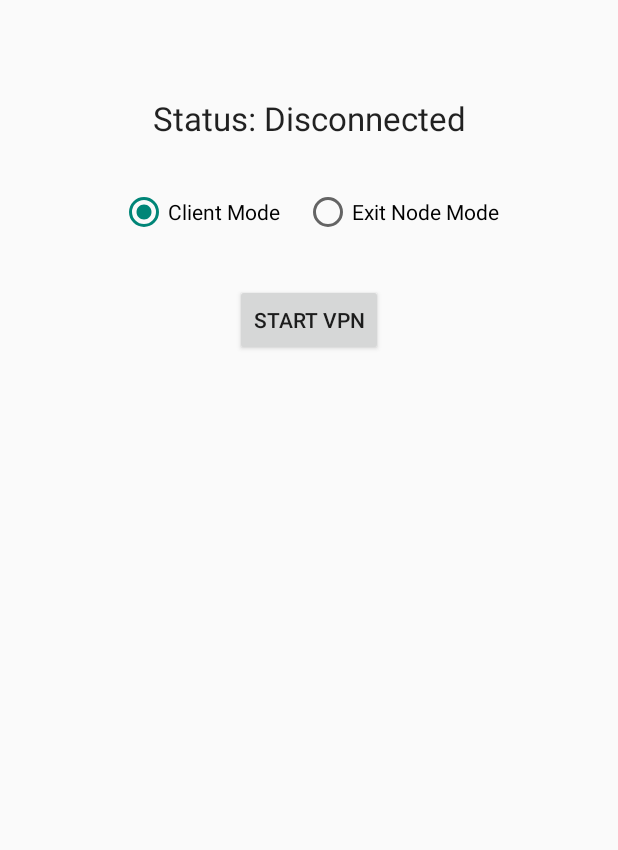
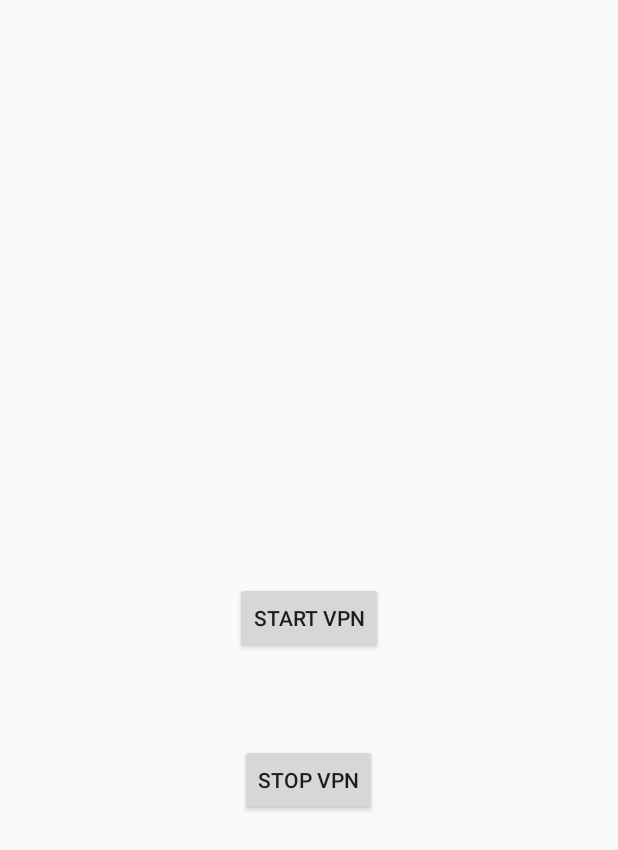
Before and after one commit to sathiyaseelank-dot/gvisor-android-exit, an Android app: the screen it shows after launch (MainActivity), on a phone screen of 412 x 824 dp. Shown: the top 850 px of the screen. Run offline under Robolectric (Android 15) with nearby library versions, the phone set to English and light mode, and no system bars.

Commit message:
fourth recovered commit

```diff
--- a/app/src/main/res/layout/activity_main.xml
+++ b/app/src/main/res/layout/activity_main.xml
@@ -6,50 +6,25 @@
     android:layout_height="match_parent"
     tools:context=".MainActivity">
 
-    <TextView
-        android:id="@+id/status_text"
+    <Button
+        android:id="@+id/startButton"
         android:layout_width="wrap_content"
         android:layout_height="wrap_content"
-        android:layout_marginTop="64dp"
-        android:text="Status: Disconnected"
-        android:textAppearance="@style/TextAppearance.AppCompat.Large"
+        android:text="@string/start_vpn"
+        app:layout_constraintBottom_toBottomOf="parent"
         app:layout_constraintEnd_toEndOf="parent"
         app:layout_constraintStart_toStartOf="parent"
         app:layout_constraintTop_toTopOf="parent" />
 
-    <RadioGroup
-        android:id="@+id/mode_radio_group"
+    <Button
+        android:id="@+id/stopButton"
         android:layout_width="wrap_content"
         android:layout_height="wrap_content"
-        android:layout_marginTop="32dp"
-        android:orientation="horizontal"
-        app:layout_constraintEnd_toEndOf="parent"
+        android:layout_marginStart="160dp"
+        android:text="@string/stop_vpn"
+        app:layout_constraintBottom_toBottomOf="parent"
         app:layout_constraintStart_toStartOf="parent"
-        app:layout_constraintTop_toBottomOf="@+id/status_text">
-
-        <RadioButton
-            android:id="@+id/client_mode_radio"
-            android:layout_width="wrap_content"
-            android:layout_height="wrap_content"
-            android:checked="true"
-            android:text="Client Mode" />
-
-        <RadioButton
-            android:id="@+id/exit_node_mode_radio"
-            android:layout_width="wrap_content"
-            android:layout_height="wrap_content"
-            android:layout_marginStart="16dp"
-            android:text="Exit Node Mode" />
-    </RadioGroup>
-
-    <Button
-        android:id="@+id/start_stop_button"
-        android:layout_width="wrap_content"
-        android:layout_height="wrap_content"
-        android:layout_marginTop="32dp"
-        android:text="Start VPN"
-        app:layout_constraintEnd_toEndOf="parent"
-        app:layout_constraintStart_toStartOf="parent"
-        app:layout_constraintTop_toBottomOf="@+id/mode_radio_group" />
+        app:layout_constraintTop_toTopOf="parent"
+        app:layout_constraintVertical_bias="0.639" />
 
 </androidx.constraintlayout.widget.ConstraintLayout>
--- a/app/src/main/res/values/strings.xml
+++ b/app/src/main/res/values/strings.xml
@@ -1,5 +1,5 @@
 <resources>
-    <string name="app_name">Firestack gVisor VPN</string>
-    <string name="start_vpn">Start gVisor VPN</string>
-    <string name="stop_vpn">Stop VPN</string>
+    <string name="app_name">vpnapp</string>
+    <string name="start_vpn">Start VPN</string>
+    <string name="stop_vpn">STOP VPN</string>
 </resources>
```
Also changed, not shown: app/src/main/java/com/example/vpnapp/MainActivity.kt (+15 -60 lines), app/src/main/java/com/example/vpnapp/MyVpnBridge.kt (+28 -137 lines), app/src/main/java/com/example/vpnapp/MyVpnService.kt (+15 -71 lines).
